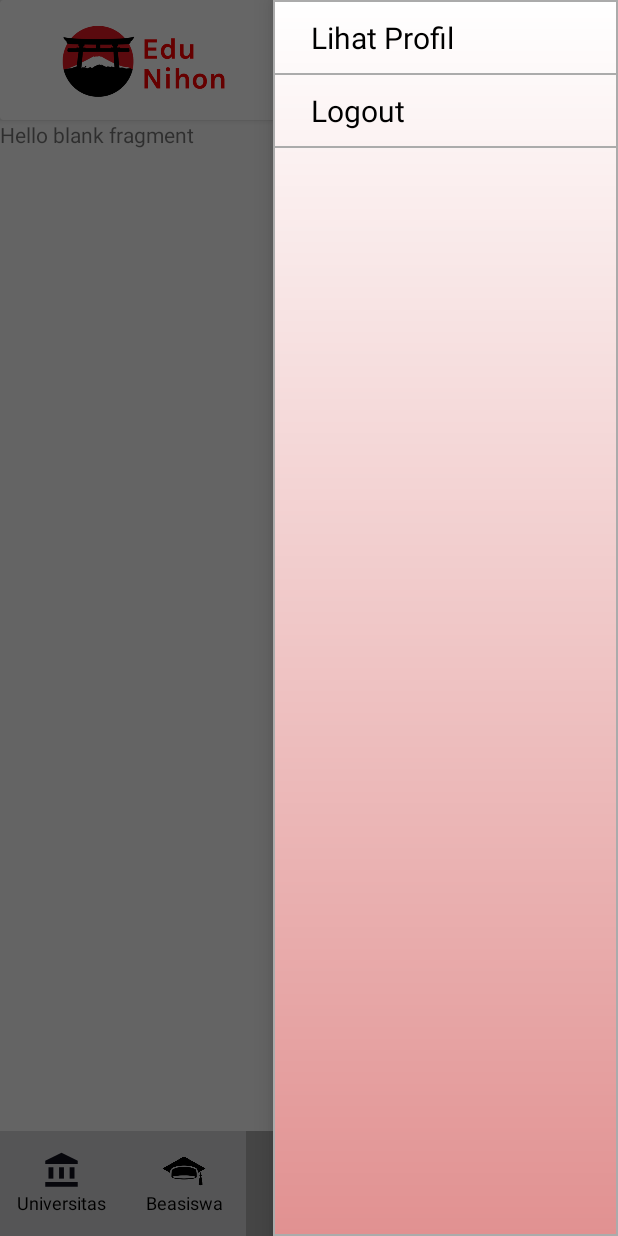
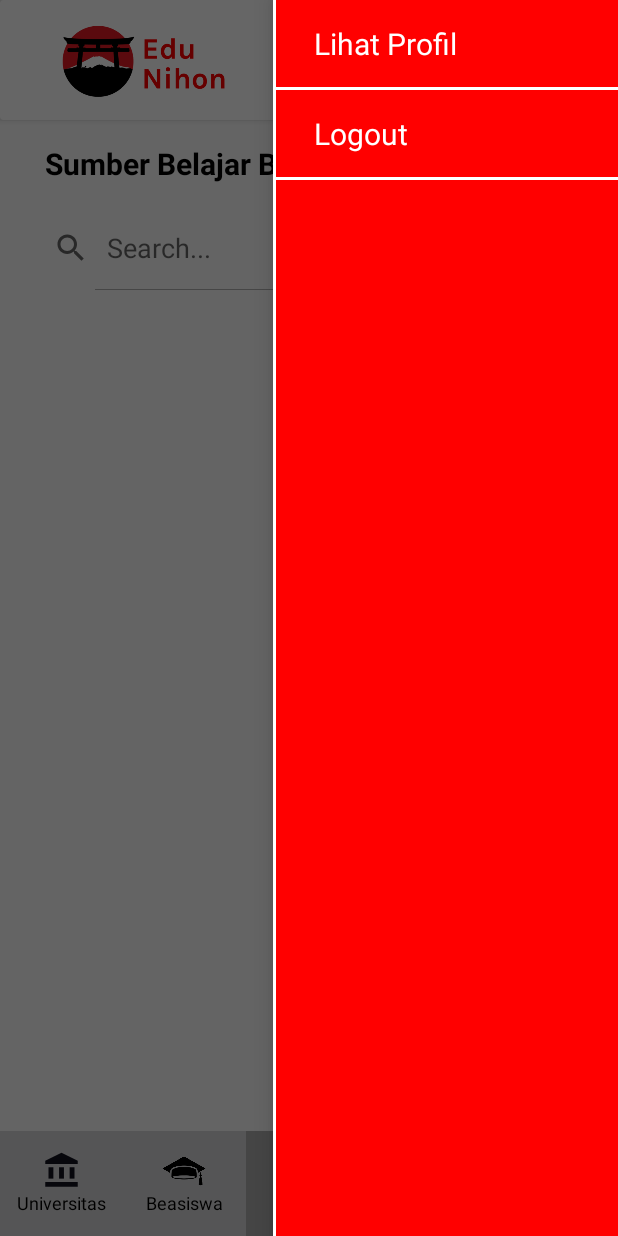
Before and after one commit to RasyadBima15/EduNihon, an Android app: the fragment LearnFragment placed in its activity, with the side drawer open, on a phone screen of 412 x 824 dp. Run offline under Robolectric (Android 15) with nearby library versions, the phone set to English and light mode, and no system bars.

Commit message:
add search UI

```diff
--- /dev/null
+++ b/app/src/main/res/drawable/arrow_outward_24.xml
@@ -0,0 +1,5 @@
+<vector android:height="24dp" android:tint="#FFFFFF"
+    android:viewportHeight="24" android:viewportWidth="24"
+    android:width="24dp" xmlns:android="http://schemas.android.com/apk/res/android">
+    <path android:fillColor="@android:color/white" android:pathData="M6,6l0,2l8.59,0l-9.59,9.59l1.41,1.41l9.59,-9.59l0,8.59l2,0l0,-12z"/>
+</vector>
--- a/app/src/main/res/drawable/baseline_arrow_right_alt_24.xml
+++ /dev/null
@@ -1,5 +0,0 @@
-<vector android:autoMirrored="true" android:height="24dp"
-    android:tint="#FFFFFF" android:viewportHeight="24"
-    android:viewportWidth="24" android:width="24dp" xmlns:android="http://schemas.android.com/apk/res/android">
-    <path android:fillColor="@android:color/white" android:pathData="M16.01,11H4v2h12.01v3L20,12l-3.99,-4z"/>
-</vector>
--- a/app/src/main/res/drawable/button_cta_style.xml
+++ b/app/src/main/res/drawable/button_cta_style.xml
@@ -2,5 +2,5 @@
 <shape xmlns:android="http://schemas.android.com/apk/res/android"
     android:shape="rectangle">
     <corners android:radius="5dp"/>
-    <solid android:color="#454545"/>
+    <solid android:color="#F94309"/>
 </shape>
--- a/app/src/main/res/drawable/toolbar_style.xml
+++ b/app/src/main/res/drawable/toolbar_style.xml
@@ -1,12 +1,12 @@
 <?xml version="1.0" encoding="utf-8"?>
 <shape xmlns:android="http://schemas.android.com/apk/res/android"
     android:shape="rectangle">
-    <solid android:color="@color/white"/>
-    <stroke android:color="#ABABAB"
-        android:width="1dp"/>
-    <gradient
-        android:angle="270"
-        android:startColor="#FFFFFF"
-        android:endColor="#E19191"
-        android:type="linear" />
+    <stroke android:color="@color/white"
+        android:width="2dp"/>
+    <solid android:color="#FF0000"/>
+    <padding
+        android:left="2dp"
+        android:top="0dp"
+        android:right="0dp"
+        android:bottom="0dp" />
 </shape>
--- a/app/src/main/res/layout/activity_login.xml
+++ b/app/src/main/res/layout/activity_login.xml
@@ -2,7 +2,7 @@
 <LinearLayout xmlns:android="http://schemas.android.com/apk/res/android"
     xmlns:app="http://schemas.android.com/apk/res-auto"
     xmlns:tools="http://schemas.android.com/tools"
-    android:background="@drawable/background_gradient"
+    android:background="@color/white"
     android:layout_width="match_parent"
     android:layout_height="match_parent"
     android:paddingHorizontal="50dp"
--- a/app/src/main/res/layout/activity_main.xml
+++ b/app/src/main/res/layout/activity_main.xml
@@ -118,7 +118,6 @@
                     android:layout_weight="1"
                     android:gravity="center"
                     android:orientation="vertical">
-
                     <ImageView
                         android:layout_width="60dp"
                         android:layout_height="29dp"
--- a/app/src/main/res/layout/activity_register.xml
+++ b/app/src/main/res/layout/activity_register.xml
@@ -2,7 +2,7 @@
 <LinearLayout xmlns:android="http://schemas.android.com/apk/res/android"
     xmlns:app="http://schemas.android.com/apk/res-auto"
     xmlns:tools="http://schemas.android.com/tools"
-    android:background="@drawable/background_gradient"
+    android:background="@color/white"
     android:layout_width="match_parent"
     android:layout_height="match_parent"
     android:paddingHorizontal="50dp"
--- a/app/src/main/res/layout/fragment_learn.xml
+++ b/app/src/main/res/layout/fragment_learn.xml
@@ -1,14 +1,37 @@
 <?xml version="1.0" encoding="utf-8"?>
-<FrameLayout xmlns:android="http://schemas.android.com/apk/res/android"
+<LinearLayout xmlns:android="http://schemas.android.com/apk/res/android"
     xmlns:tools="http://schemas.android.com/tools"
     android:layout_width="match_parent"
     android:layout_height="match_parent"
-    tools:context=".Fragment.ReferenceFragment">
-
-    <!-- TODO: Update blank fragment layout -->
+    android:orientation="vertical"
+    tools:context=".Fragment.UniversityFragment">
     <TextView
         android:layout_width="match_parent"
-        android:layout_height="match_parent"
-        android:text="@string/hello_blank_fragment" />
-
-</FrameLayout>
+        android:layout_height="wrap_content"
+        android:text="Sumber Belajar Bahasa"
+        android:textColor="@color/black"
+        android:textSize="20dp"
+        android:textStyle="bold"
+        android:layout_marginStart="30dp"
+        android:layout_marginTop="15dp"/>
+    <LinearLayout
+        android:layout_marginVertical="15dp"
+        android:layout_marginHorizontal="15dp"
+        android:layout_width="match_parent"
+        android:layout_height="wrap_content"
+        android:orientation="horizontal">
+        <SearchView
+            android:id="@+id/search_view"
+            android:layout_width="wrap_content"
+            android:layout_height="match_parent"
+            android:layout_weight="1"
+            android:iconifiedByDefault="false"
+            android:queryHint="Search..." />
+        <ImageView
+            android:layout_width="55dp"
+            android:layout_height="55dp"
+            android:layout_weight="1"
+            android:scaleType="fitCenter"
+            android:src="@drawable/filter"/>
+    </LinearLayout>
+</LinearLayout>
--- a/app/src/main/res/layout/nav_drawer.xml
+++ b/app/src/main/res/layout/nav_drawer.xml
@@ -2,34 +2,35 @@
 <LinearLayout xmlns:android="http://schemas.android.com/apk/res/android"
     android:orientation="vertical"
     android:layout_width="match_parent"
-    android:layout_height="100dp"
-    android:gravity="center">
+    android:layout_height="match_parent"
+    android:background="#FF0000"
+    android:gravity="top">
     <TextView
         android:id="@+id/profile"
         android:layout_width="match_parent"
         android:layout_height="wrap_content"
         android:text="Lihat Profil"
         android:textSize="20sp"
-        android:paddingVertical="10dp"
-        android:textColor="@color/black"
+        android:paddingVertical="15dp"
+        android:textColor="@color/white"
         android:paddingStart="25dp"
         android:gravity="start"/>
     <View
         android:layout_width="match_parent"
-        android:layout_height="1dp"
-        android:background="#ABABAB"/>
+        android:layout_height="2dp"
+        android:background="@color/white"/>
     <TextView
         android:id="@+id/logout"
         android:layout_width="match_parent"
         android:layout_height="wrap_content"
         android:text="Logout"
         android:textSize="20sp"
-        android:paddingVertical="10dp"
-        android:textColor="@color/black"
+        android:paddingVertical="15dp"
+        android:textColor="@color/white"
         android:paddingStart="25dp"
         android:gravity="start"/>
     <View
         android:layout_width="match_parent"
-        android:layout_height="1dp"
-        android:background="#ABABAB"/>
+        android:layout_height="2dp"
+        android:background="@color/white"/>
 </LinearLayout>
```
Also changed, not shown: app/src/main/res/drawable/background_gradient.xml (deleted, +0 -12 lines), app/src/main/res/layout/fragment_about.xml (+16 -15 lines), app/src/main/res/layout/fragment_profile.xml (+4 -7 lines), app/src/main/res/layout/fragment_scholarship.xml (+31 -8 lines), app/src/main/res/layout/fragment_university.xml (+30 -7 lines), app/src/main/res/drawable/filter.png (added).
